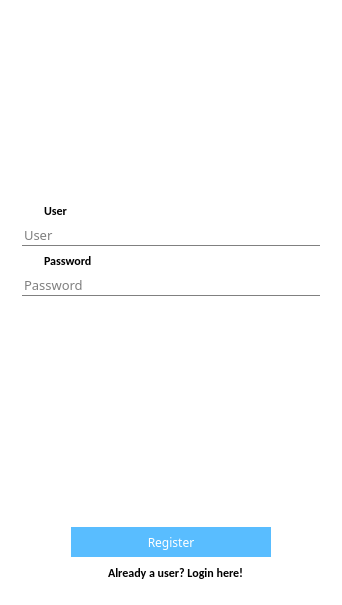
This is AquariumManager/userswindow.ui in fvolkanoski/Aquarium-Manager as Qt 5 draws it before an edit. The edited form follows.
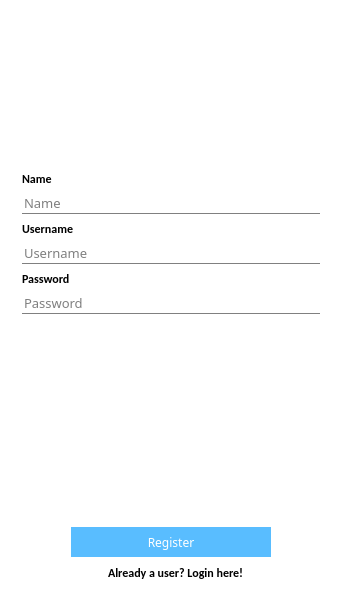
This is the edited form. The open tabs and pages were chosen to show the change. Icons and pictures are not drawn.

Commit message: Modified the user structure and the register form.

```diff
--- a/AquariumManager/userswindow.ui
+++ b/AquariumManager/userswindow.ui
@@ -495,8 +495,8 @@
         </item>
         <item row="2" column="0" colspan="3">
          <layout class="QGridLayout" name="gridLayout_4">
-          <item row="2" column="1" colspan="2">
-           <widget class="QLabel" name="lbl_registerPassText">
+          <item row="0" column="0">
+           <widget class="QLabel" name="lbl_registerNameText">
             <property name="font">
              <font>
               <family>Calibri</family>
@@ -506,11 +506,37 @@
              </font>
             </property>
             <property name="text">
-             <string>Password</string>
+             <string>Name</string>
             </property>
            </widget>
           </item>
-          <item row="0" column="1">
+          <item row="0" column="1" colspan="2">
+           <spacer name="horizontalSpacer_17">
+            <property name="orientation">
+             <enum>Qt::Horizontal</enum>
+            </property>
+            <property name="sizeHint" stdset="0">
+             <size>
+              <width>248</width>
+              <height>17</height>
+             </size>
+            </property>
+           </spacer>
+          </item>
+          <item row="1" column="0" colspan="3">
+           <widget class="QLineEdit" name="registerNameEdit">
+            <property name="font">
+             <font>
+              <family>Calibri Light</family>
+              <pointsize>10</pointsize>
+             </font>
+            </property>
+            <property name="placeholderText">
+             <string>Name</string>
+            </property>
+           </widget>
+          </item>
+          <item row="2" column="0" colspan="2">
            <widget class="QLabel" name="lbl_registerUserText">
             <property name="font">
              <font>
@@ -521,74 +547,24 @@
              </font>
             </property>
             <property name="text">
-             <string>User</string>
+             <string>Username</string>
             </property>
            </widget>
           </item>
-          <item row="2" column="0">
-           <widget class="QLabel" name="lbl_registerLockIcon">
-            <property name="minimumSize">
-             <size>
-              <width>16</width>
-              <height>16</height>
-             </size>
-            </property>
-            <property name="maximumSize">
-             <size>
-              <width>16</width>
-              <height>16</height>
-             </size>
-            </property>
-            <property name="text">
-             <string/>
-            </property>
-            <property name="pixmap">
-             <pixmap resource="res.qrc">:/res/res/lock.png</pixmap>
-            </property>
-            <property name="scaledContents">
-             <bool>true</bool>
-            </property>
-           </widget>
-          </item>
-          <item row="0" column="2" colspan="2">
+          <item row="2" column="2">
            <spacer name="horizontalSpacer_14">
             <property name="orientation">
              <enum>Qt::Horizontal</enum>
             </property>
             <property name="sizeHint" stdset="0">
              <size>
-              <width>248</width>
+              <width>218</width>
               <height>17</height>
              </size>
             </property>
            </spacer>
           </item>
-          <item row="0" column="0">
-           <widget class="QLabel" name="lbl_registerUserIcon">
-            <property name="minimumSize">
-             <size>
-              <width>16</width>
-              <height>16</height>
-             </size>
-            </property>
-            <property name="maximumSize">
-             <size>
-              <width>16</width>
-              <height>16</height>
-             </size>
-            </property>
-            <property name="text">
-             <string/>
-            </property>
-            <property name="pixmap">
-             <pixmap resource="res.qrc">:/res/res/man-user.png</pixmap>
-            </property>
-            <property name="scaledContents">
-             <bool>true</bool>
-            </property>
-           </widget>
-          </item>
-          <item row="1" column="0" colspan="4">
+          <item row="3" column="0" colspan="3">
            <widget class="QLineEdit" name="registerUserEdit">
             <property name="font">
              <font>
@@ -597,11 +573,26 @@
              </font>
             </property>
             <property name="placeholderText">
-             <string>User</string>
+             <string>Username</string>
             </property>
            </widget>
           </item>
-          <item row="2" column="3">
+          <item row="4" column="0">
+           <widget class="QLabel" name="lbl_registerPassText">
+            <property name="font">
+             <font>
+              <family>Calibri</family>
+              <pointsize>9</pointsize>
+              <weight>75</weight>
+              <bold>true</bold>
+             </font>
+            </property>
+            <property name="text">
+             <string>Password</string>
+            </property>
+           </widget>
+          </item>
+          <item row="4" column="2">
            <spacer name="horizontalSpacer_15">
             <property name="orientation">
              <enum>Qt::Horizontal</enum>
@@ -614,7 +605,7 @@
             </property>
            </spacer>
           </item>
-          <item row="3" column="0" colspan="4">
+          <item row="5" column="0" colspan="3">
            <widget class="QLineEdit" name="registerPasswordEdit">
             <property name="font">
              <font>
@@ -638,7 +629,7 @@
           </item>
          </layout>
         </item>
-        <item row="3" column="1">
+        <item row="3" column="0" colspan="3">
          <spacer name="verticalSpacer_5">
           <property name="orientation">
            <enum>Qt::Vertical</enum>
```
Left out of the diff: 302 changed lines with no effect on the pictures. The commit also changes 7 other files.
